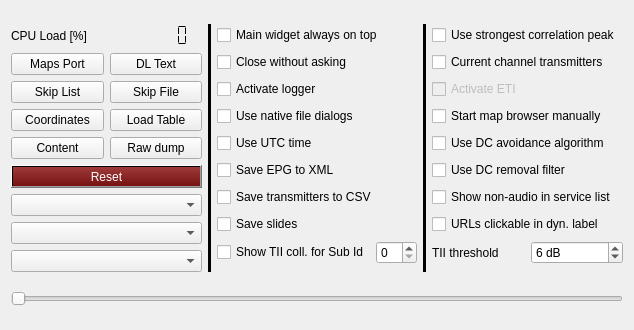
tomneda/DABstar, file src/configuration/configuration.ui: the form before one commit.
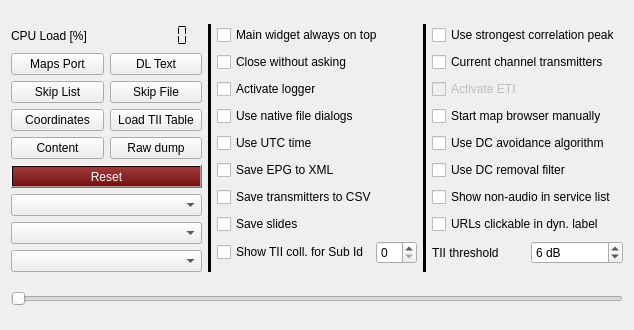
The form after the commit.

Patch:
```diff
--- a/src/configuration/configuration.ui
+++ b/src/configuration/configuration.ui
@@ -120,7 +120,7 @@
             <string>&lt;html&gt;&lt;head/&gt;&lt;body&gt;&lt;p&gt;Touching this button instructs the software to (try to) load a so-called tii table, a table with the&lt;/p&gt;&lt;p&gt;encodings of tii data.&lt;/p&gt;&lt;/body&gt;&lt;/html&gt;</string>
            </property>
            <property name="text">
-            <string>Load Table</string>
+            <string>Load TII Table</string>
            </property>
           </widget>
          </item>
```
